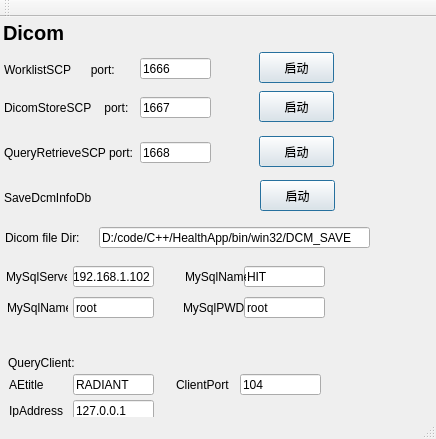
The window that Tools/HServerManageUI/mainwindow.ui (zyq1569/HealthApp) describes before a commit, drawn with Qt 5.
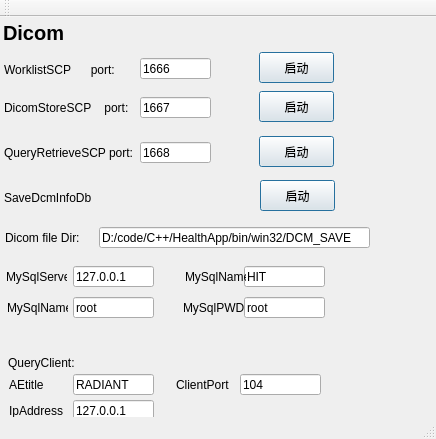
The same window after the commit.

```diff
--- a/Tools/HServerManageUI/mainwindow.ui
+++ b/Tools/HServerManageUI/mainwindow.ui
@@ -278,7 +278,7 @@
      <enum>Qt::LeftToRight</enum>
     </property>
     <property name="text">
-     <string>192.168.1.102</string>
+     <string>127.0.0.1</string>
     </property>
    </widget>
    <widget class="QLineEdit" name="mysqldbNameValue">
```
